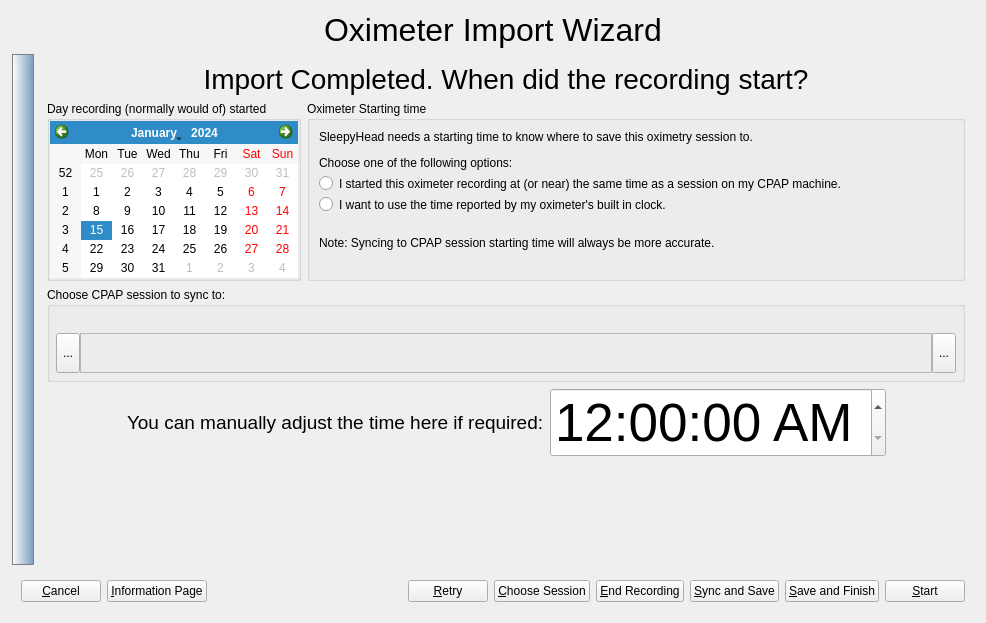
The window that sleepyhead/oximeterimport.ui (sbonaime/sleepyhead-code.) describes before a commit, drawn with Qt 5.
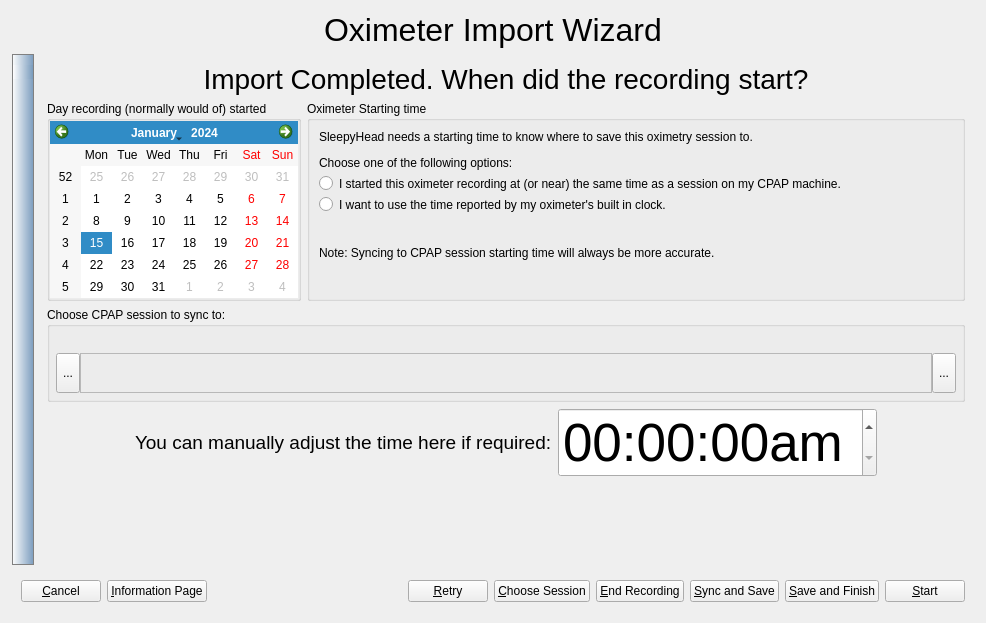
The same window after the commit. Icons and pictures are not drawn.

The edit to the form file:
```diff
--- a/sleepyhead/oximeterimport.ui
+++ b/sleepyhead/oximeterimport.ui
@@ -1393,7 +1393,7 @@
              <property name="minimumSize">
               <size>
                <width>0</width>
-               <height>180</height>
+               <height>200</height>
               </size>
              </property>
              <property name="title">
@@ -1436,7 +1436,7 @@
              <property name="minimumSize">
               <size>
                <width>0</width>
-               <height>180</height>
+               <height>200</height>
               </size>
              </property>
              <property name="title">
@@ -1691,7 +1691,7 @@
               <enum>QAbstractSpinBox::UpDownArrows</enum>
              </property>
              <property name="displayFormat">
-              <string>hh:mm:ss AP</string>
+              <string>HH:mm:ssap</string>
              </property>
             </widget>
            </item>
```
